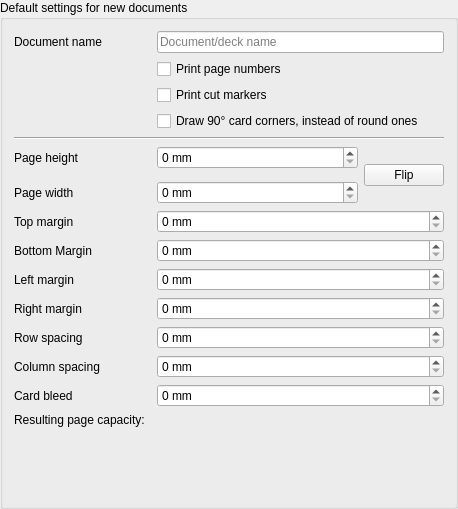
Qt form mtg_proxy_printer/resources/ui/page_config_widget.ui (luziferius/MTGProxyPrinter) before a commit.
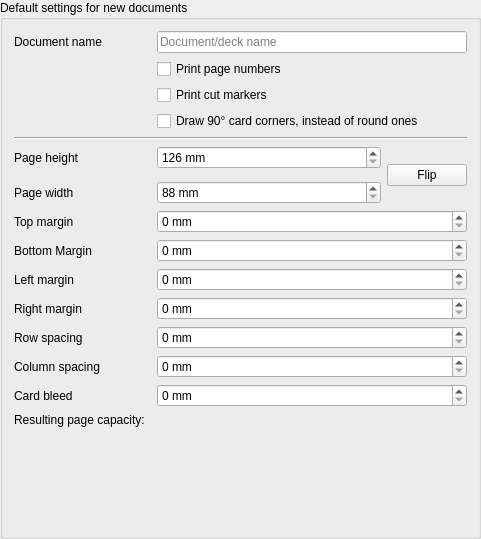
The same form after that commit. Icons and pictures are not drawn.

Commit message:
PageConfigWidget: The paper size is now the reference point and imposes restrictions on the margin sizes. Increasing the margins no longer automatically increases the paper size to make the margins fit.
FossilOrigin-Name: 9c53dd5750694af55a60ea6e2b516b570415bbbfced6db06e4f545bdb8cbef27

```diff
--- a/mtg_proxy_printer/resources/ui/page_config_widget.ui
+++ b/mtg_proxy_printer/resources/ui/page_config_widget.ui
@@ -6,8 +6,8 @@
    <rect>
     <x>0</x>
     <y>0</y>
-    <width>458</width>
-    <height>509</height>
+    <width>481</width>
+    <height>539</height>
    </rect>
   </property>
   <property name="title">
@@ -166,6 +166,9 @@
      <property name="suffix">
       <string> mm</string>
      </property>
+     <property name="minimum">
+      <number>126</number>
+     </property>
      <property name="maximum">
       <number>10000</number>
      </property>
@@ -187,6 +190,9 @@
      <property name="suffix">
       <string> mm</string>
      </property>
+     <property name="minimum">
+      <number>88</number>
+     </property>
      <property name="maximum">
       <number>10000</number>
      </property>
```
The commit also changes 4 other files.
